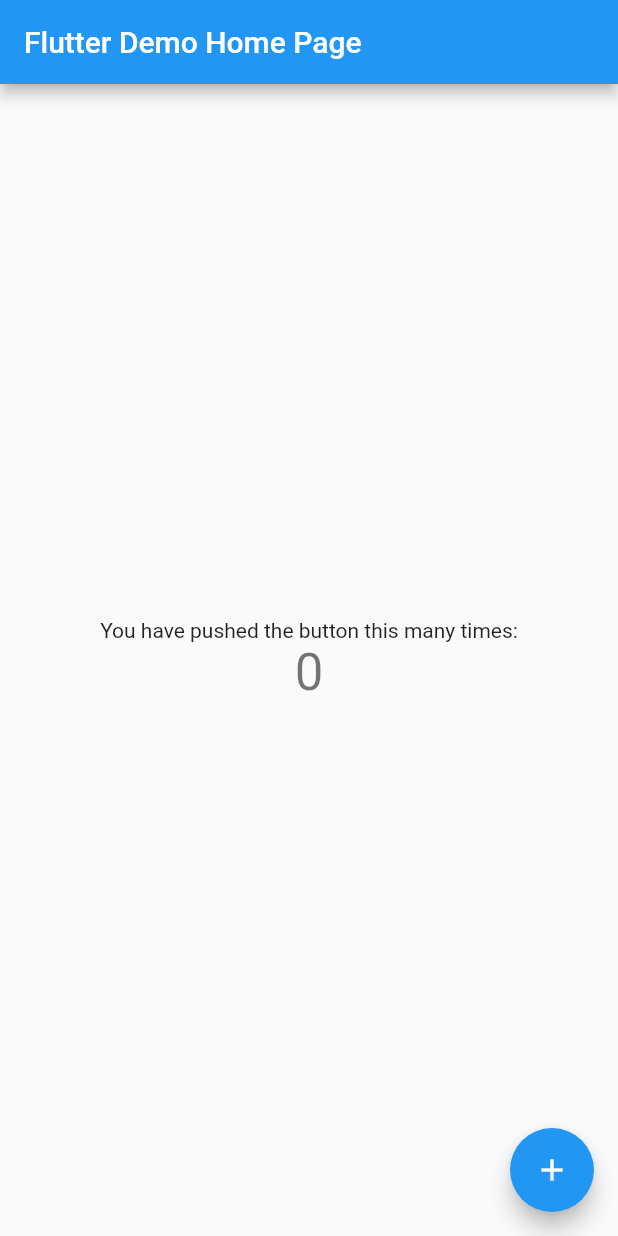
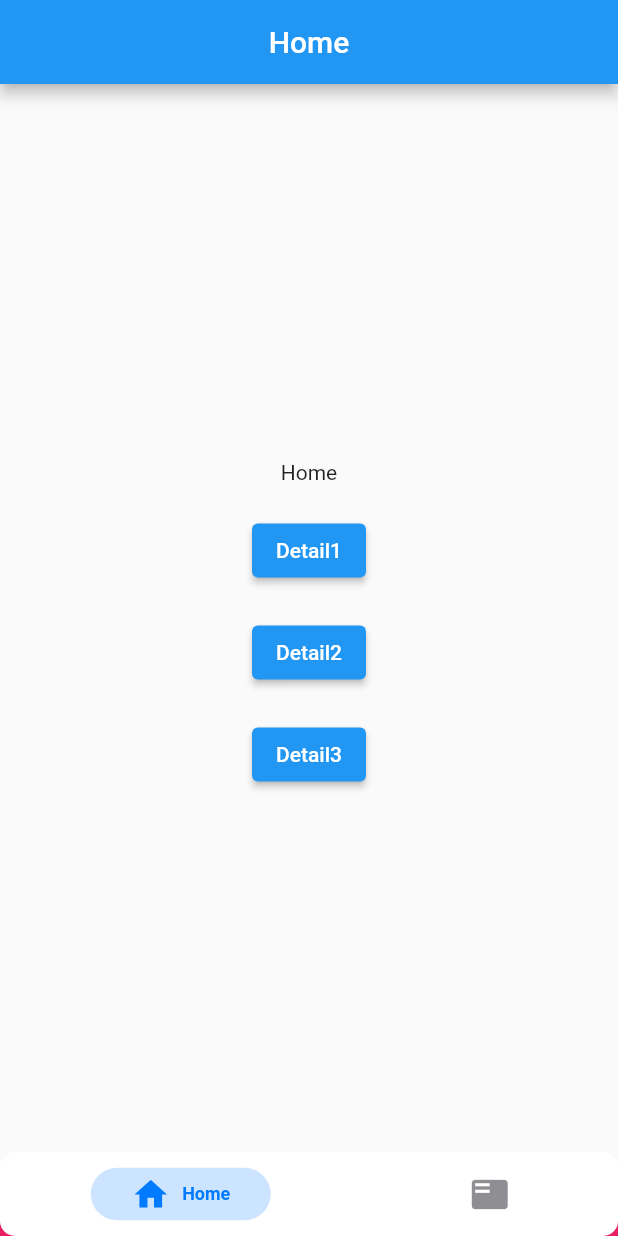
Before and after one commit to sukekyo000/persist_nav_bar_tab_bar, a Flutter app: the screen it shows after launch, on a phone screen of 412 x 824 dp. Run offline on Flutter 3.47's test engine with Material 2 defaults, Android fonts, the phone set to English and light mode, and no system bars; drawn by our look-alikes of persistent_bottom_nav_bar_v2.

Commit message:
PersistentTab・HomePage・DetailPageの追加

```diff
--- a/lib/main.dart
+++ b/lib/main.dart
@@ -1,4 +1,8 @@
 import 'package:flutter/material.dart';
+import 'package:persistent_bottom_nav_bar_v2/persistent-tab-view.dart';
+
+import 'ui/detail_page.dart';
+import 'ui/home_page.dart';
 
 void main() {
   runApp(const MyApp());
@@ -6,110 +10,64 @@ void main() {
 
 class MyApp extends StatelessWidget {
   const MyApp({super.key});
-
-  // This widget is the root of your application.
   @override
   Widget build(BuildContext context) {
     return MaterialApp(
-      title: 'Flutter Demo',
       theme: ThemeData(
-        // This is the theme of your application.
-        //
-        // Try running your application with "flutter run". You'll see the
-        // application has a blue toolbar. Then, without quitting the app, try
-        // changing the primarySwatch below to Colors.green and then invoke
-        // "hot reload" (press "r" in the console where you ran "flutter run",
-        // or simply save your changes to "hot reload" in a Flutter IDE).
-        // Notice that the counter didn't reset back to zero; the application
-        // is not restarted.
         primarySwatch: Colors.blue,
       ),
-      home: const MyHomePage(title: 'Flutter Demo Home Page'),
+      home: const MyHomePage(),
     );
   }
 }
 
-class MyHomePage extends StatefulWidget {
-  const MyHomePage({super.key, required this.title});
-
-  // This widget is the home page of your application. It is stateful, meaning
-  // that it has a State object (defined below) that contains fields that affect
-  // how it looks.
-
-  // This class is the configuration for the state. It holds the values (in this
-  // case the title) provided by the parent (in this case the App widget) and
-  // used by the build method of the State. Fields in a Widget subclass are
-  // always marked "final".
-
-  final String title;
-
-  @override
-  State<MyHomePage> createState() => _MyHomePageState();
-}
-
-class _MyHomePageState extends State<MyHomePage> {
-  int _counter = 0;
-
-  void _incrementCounter() {
-    setState(() {
-      // This call to setState tells the Flutter framework that something has
-      // changed in this State, which causes it to rerun the build method below
-      // so that the display can reflect the updated values. If we changed
-      // _counter without calling setState(), then the build method would not be
-      // called again, and so nothing would appear to happen.
-      _counter++;
-    });
-  }
-
+class MyHomePage extends StatelessWidget {
+  const MyHomePage({super.key});
   @override
   Widget build(BuildContext context) {
-    // This method is rerun every time setState is called, for instance as done
-    // by the _incrementCounter method above.
-    //
-    // The Flutter framework has been optimized to make rerunning build methods
-    // fast, so that you can just rebuild anything that needs updating rather
-    // than having to individually change instances of widgets.
+    final pages = [
+      const HomePage(),
+      const DetailPage(),
+    ];
+
     return Scaffold(
-      appBar: AppBar(
-        // Here we take the value from the MyHomePage object that was created by
-        // the App.build method, and use it to set our appbar title.
-        title: Text(widget.title),
+      body: PersistentTabView(
+        context,
+        controller: PersistentTabController(initialIndex: 0),
+        screens: pages,
+        items: [
+          PersistentBottomNavBarItem(
+            icon: const Icon(Icons.home),
+            title: "Home",
+          ),
+          PersistentBottomNavBarItem(
+            icon: const Icon(Icons.featured_play_list),
+            title: "Detail",
+          ),
+        ],
+        confineInSafeArea: true,
+        backgroundColor: Colors.white,
+        handleAndroidBackButtonPress: true,
+        resizeToAvoidBottomInset: true,
+        stateManagement: true,
+        hideNavigationBarWhenKeyboardShows: true,
+        decoration: NavBarDecoration(
+          borderRadius: BorderRadius.circular(10.0),
+          colorBehindNavBar: Colors.pink,
+        ),
+        popAllScreensOnTapOfSelectedTab: true,
+        popActionScreens: PopActionScreensType.all,
+        itemAnimationProperties: const ItemAnimationProperties(
+          duration: Duration(milliseconds: 200),
+          curve: Curves.ease,
+        ),
+        screenTransitionAnimation: const ScreenTransitionAnimation(
+          animateTabTransition: true,
+          curve: Curves.ease,
+          duration: Duration(milliseconds: 200),
+        ),
+        navBarStyle: NavBarStyle.style1,
       ),
-      body: Center(
-        // Center is a layout widget. It takes a single child and positions it
-        // in the middle of the parent.
-        child: Column(
-          // Column is also a layout widget. It takes a list of children and
-          // arranges them vertically. By default, it sizes itself to fit its
-          // children horizontally, and tries to be as tall as its parent.
-          //
-          // Invoke "debug painting" (press "p" in the console, choose the
-          // "Toggle Debug Paint" action from the Flutter Inspector in Android
-          // Studio, or the "Toggle Debug Paint" command in Visual Studio Code)
-          // to see the wireframe for each widget.
-          //
-          // Column has various properties to control how it sizes itself and
-          // how it positions its children. Here we use mainAxisAlignment to
-          // center the children vertically; the main axis here is the vertical
-          // axis because Columns are vertical (the cross axis would be
-          // horizontal).
-          mainAxisAlignment: MainAxisAlignment.center,
-          children: <Widget>[
-            const Text(
-              'You have pushed the button this many times:',
-            ),
-            Text(
-              '$_counter',
-              style: Theme.of(context).textTheme.headline4,
-            ),
-          ],
-        ),
-      ),
-      floatingActionButton: FloatingActionButton(
-        onPressed: _incrementCounter,
-        tooltip: 'Increment',
-        child: const Icon(Icons.add),
-      ), // This trailing comma makes auto-formatting nicer for build methods.
     );
   }
 }
--- /dev/null
+++ b/lib/ui/detail_page.dart
@@ -0,0 +1,42 @@
+import 'package:flutter/material.dart';
+
+class DetailPage extends StatelessWidget {
+  const DetailPage({super.key});
+
+  @override
+  Widget build(BuildContext context) {
+    return DefaultTabController(
+      length: 3,
+      child: Scaffold(
+        appBar: AppBar(
+          title: const TabBar(
+            tabs: [
+              Tab(
+                icon: Text("Detail 1"),
+              ),
+              Tab(
+                icon: Text("Detail 2"),
+              ),
+              Tab(
+                icon: Text("Detail 3"),
+              ),
+            ],
+          ),
+        ),
+        body: const TabBarView(
+          children: [
+            Center(
+              child: Text("Detail 1"),
+            ),
+            Center(
+              child: Text("Detail 2"),
+            ),
+            Center(
+              child: Text("Detail 3"),
+            ),
+          ],
+        ),
+      ),
+    );
+  }
+}
--- /dev/null
+++ b/lib/ui/home_page.dart
@@ -0,0 +1,35 @@
+import 'package:flutter/material.dart';
+
+class HomePage extends StatelessWidget {
+  const HomePage({super.key});
+
+  @override
+  Widget build(BuildContext context) {
+    return Scaffold(
+      appBar: AppBar(
+        centerTitle: true,
+        title: const Text("Home"),
+      ),
+      body: Center(
+        child: Column(mainAxisAlignment: MainAxisAlignment.center, children: [
+          const Text("Home"),
+          const SizedBox(height: 20),
+          ElevatedButton(
+            onPressed: () {},
+            child: const Text("Detail1"),
+          ),
+          const SizedBox(height: 20),
+          ElevatedButton(
+            onPressed: () {},
+            child: const Text("Detail2"),
+          ),
+          const SizedBox(height: 20),
+          ElevatedButton(
+            onPressed: () {},
+            child: const Text("Detail3"),
+          ),
+        ]),
+      ),
+    );
+  }
+}
```
